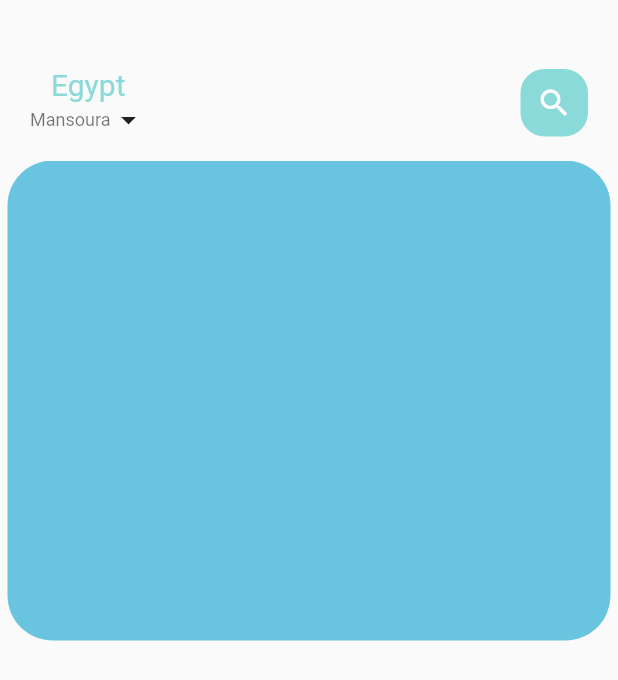
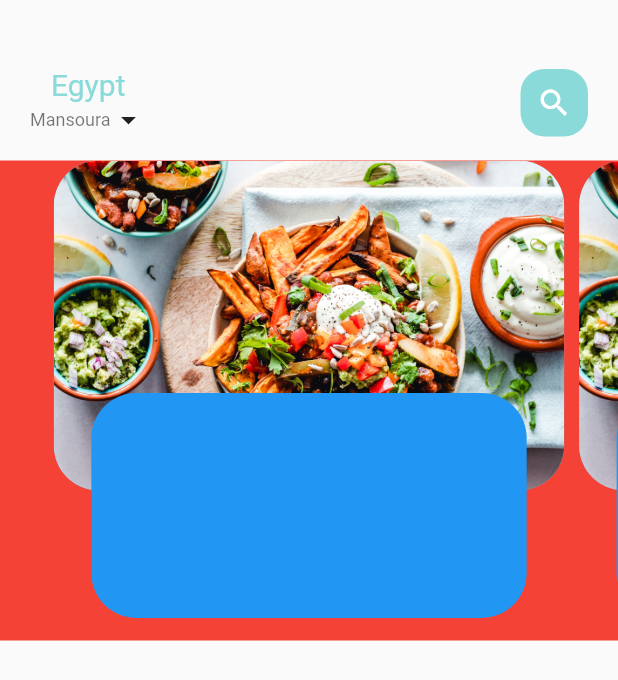
Before and after one commit to ahhmedsafwat/FoodDeliveryApp, a Flutter app: the screen it shows after launch, on a phone screen of 412 x 824 dp. Shown: the top 680 px of the screen. Run offline on Flutter 3.47's test engine with Material 2 defaults, Android fonts, the phone set to English and light mode, and no system bars.

Commit message:
create the card's image and description

```diff
--- a/lib/features/home/presentation/views/widgets/food_cards.dart
+++ b/lib/features/home/presentation/views/widgets/food_cards.dart
@@ -1,17 +1,53 @@
 import 'package:flutter/material.dart';
 
 class FoodCards extends StatelessWidget {
-  const FoodCards({super.key, required this.index});
+  const FoodCards({super.key, this.index});
+  final int? index;
+
+  @override
+  Widget build(BuildContext context) {
+    return Stack(children: [
+      CardsImage(
+        index: index!,
+      ),
+      const CardsText()
+    ]);
+  }
+}
+
+class CardsImage extends StatelessWidget {
+  const CardsImage({super.key, required this.index});
   final int index;
 
   @override
   Widget build(BuildContext context) {
     return Container(
-      height: 220,
-      margin: const EdgeInsets.symmetric(horizontal: 5),
-      decoration: BoxDecoration(
-        borderRadius: BorderRadius.circular(30),
-        color: const Color(0xff69c5df),
+        height: 220,
+        margin: const EdgeInsets.symmetric(horizontal: 5),
+        decoration: BoxDecoration(
+          borderRadius: BorderRadius.circular(30),
+          color:
+              index.isEven ? const Color(0xff69c5df) : const Color(0xff929fcc),
+          image: const DecorationImage(
+            fit: BoxFit.cover,
+            image: AssetImage('assets/image/food1.jpg'),
+          ),
+        ));
+  }
+}
+
+class CardsText extends StatelessWidget {
+  const CardsText({super.key});
+
+  @override
+  Widget build(BuildContext context) {
+    return Align(
+      alignment: Alignment.bottomCenter,
+      child: Container(
+        height: 150,
+        margin: const EdgeInsets.only(left: 30, right: 30, bottom: 15),
+        decoration: BoxDecoration(
+            borderRadius: BorderRadius.circular(30), color: Colors.blue),
       ),
     );
   }
--- a/lib/features/home/presentation/views/widgets/food_cards_pageview.dart
+++ b/lib/features/home/presentation/views/widgets/food_cards_pageview.dart
@@ -10,11 +10,15 @@ class FoodCardsPageView extends StatefulWidget {
 }
 
 class _FoodCardsPageViewState extends State<FoodCardsPageView> {
+  PageController pageController = PageController(viewportFraction: 0.85);
   @override
   Widget build(BuildContext context) {
     return Container(
       height: 320,
+      color: Colors.red,
       child: PageView.builder(
+        controller: pageController,
+        physics: const BouncingScrollPhysics(),
         itemCount: 5,
         itemBuilder: (context, position) {
           return FoodCards(
```
Also changed, not shown: pubspec.yaml (+4 -3 lines), assets/image/food1.jpg (added), assets/image/food2.jpg (added), assets/image/food3.jpg (added), assets/image/food4.jpg (added), assets/image/food5.jpg (added).
